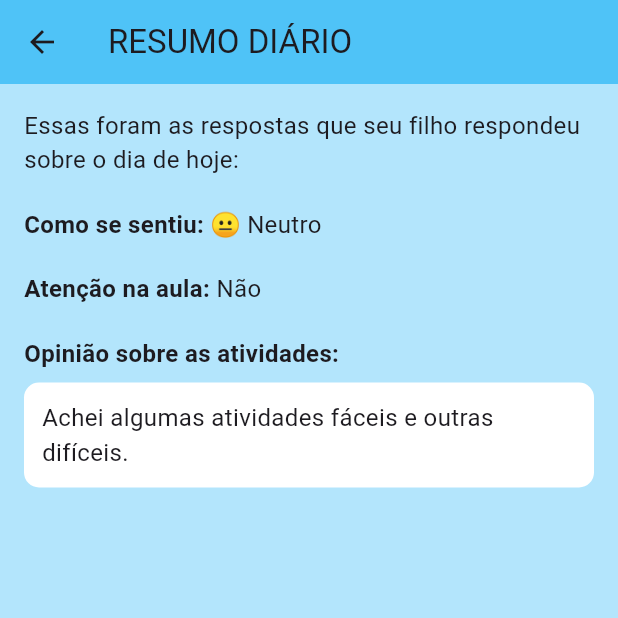
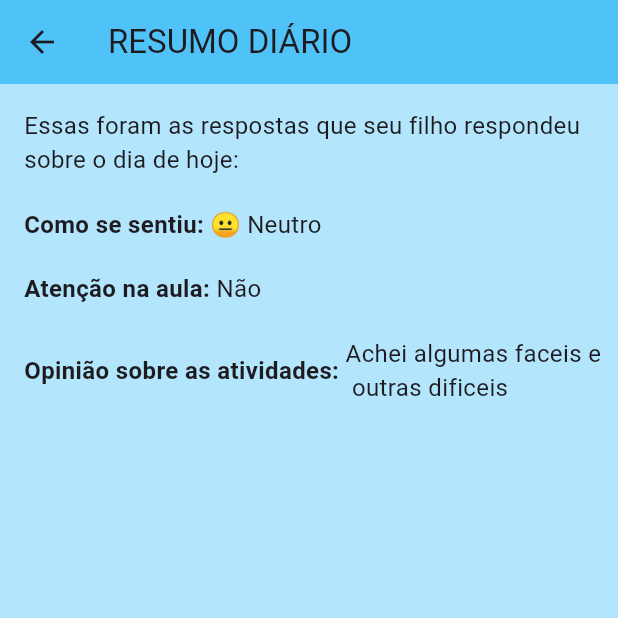
Before and after one commit to cc22153/EduCare, a Flutter app: the ResumoDiario screen opened directly, on a phone screen of 412 x 824 dp, the top half of it. Run offline on Flutter 3.47's test engine with Material 3 defaults, Android fonts, the light colour scheme and no system bars.

```diff
--- a/educare/lib/Telas/Responsavel/ResumoDiario.dart
+++ b/educare/lib/Telas/Responsavel/ResumoDiario.dart
@@ -41,21 +41,14 @@ class ResumoDiario extends StatelessWidget {
             ),
             const SizedBox(height: 20),
 
-            const Text('Opinião sobre as atividades:',
-                style: TextStyle(fontSize: 16, fontWeight: FontWeight.bold)),
-            const SizedBox(height: 8),
-
-            Container(
-              padding: const EdgeInsets.all(12),
-              decoration: BoxDecoration(
-                color: Colors.white,
-                borderRadius: BorderRadius.circular(10),
-              ),
-              child: const Text(
-                'Achei algumas atividades fáceis e outras difíceis.',
-                style: TextStyle(fontSize: 16),
-              ),
+           Row(
+              children: const [
+                Text('Opinião sobre as atividades: ',
+                    style: TextStyle(fontSize: 16, fontWeight: FontWeight.bold)),
+                Text('Achei algumas faceis e \n outras dificeis', style: TextStyle(fontSize: 16)),
+              ],
             ),
+            const SizedBox(height: 20),
           ],
         ),
       ),
```
Also changed, not shown: educare/lib/Telas/Cadastro.dart (+14 -20 lines), educare/lib/Telas/Responsavel/InicioResponsavel.dart (+17 -7 lines), educare/lib/Telas/Responsavel/Notificacoes.dart (added, +86 -0 lines).
